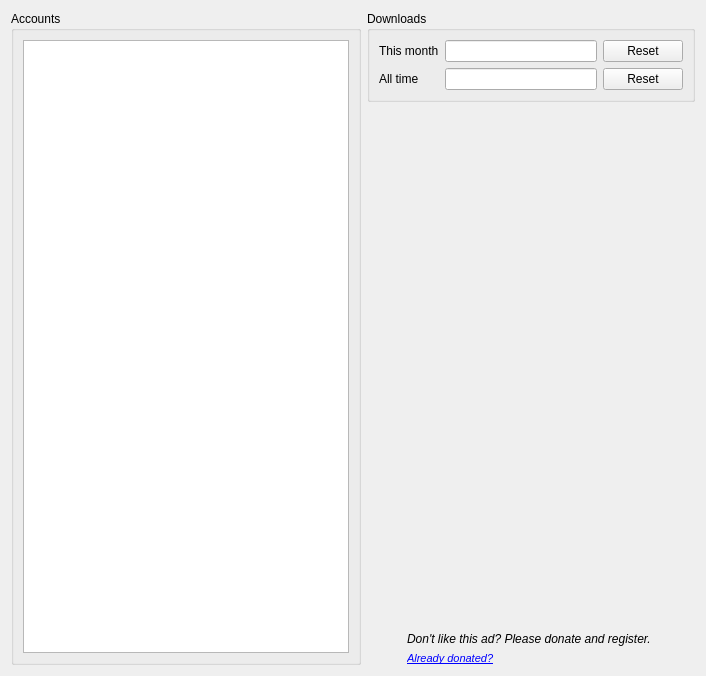
Above: app/gui/accounts.ui from ensisoft/newsflash-plus before the change. Below: the same form after it.
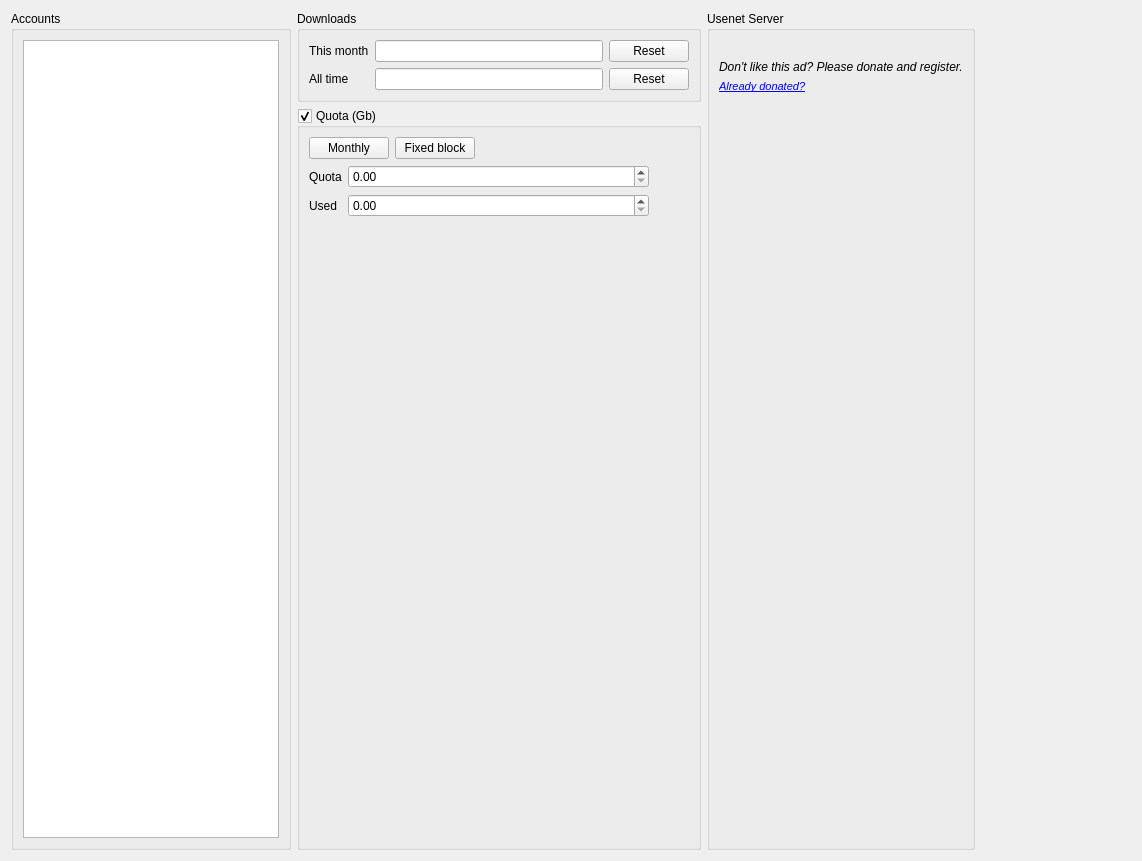
That is the form after the change. Icons and pictures are not drawn. Custom widgets are drawn as their Qt base class.

```diff
--- a/app/gui/accounts.ui
+++ b/app/gui/accounts.ui
@@ -6,8 +6,8 @@
    <rect>
     <x>0</x>
     <y>0</y>
-    <width>706</width>
-    <height>676</height>
+    <width>1142</width>
+    <height>861</height>
    </rect>
   </property>
   <property name="windowTitle">
@@ -51,7 +51,7 @@
      <item>
       <widget class="QGroupBox" name="grpServer">
        <property name="sizePolicy">
-        <sizepolicy hsizetype="Maximum" vsizetype="Preferred">
+        <sizepolicy hsizetype="Preferred" vsizetype="Preferred">
          <horstretch>0</horstretch>
          <verstretch>0</verstretch>
         </sizepolicy>
@@ -123,23 +123,107 @@
       </widget>
      </item>
      <item>
-      <spacer name="verticalSpacer">
-       <property name="orientation">
-        <enum>Qt::Vertical</enum>
+      <widget class="QGroupBox" name="grpQuota">
+       <property name="title">
+        <string>Quota (Gb)</string>
        </property>
-       <property name="sizeHint" stdset="0">
-        <size>
-         <width>20</width>
-         <height>40</height>
-        </size>
+       <property name="checkable">
+        <bool>true</bool>
        </property>
-      </spacer>
-     </item>
-     <item>
       <layout class="QVBoxLayout" name="verticalLayout_2">
        <item>
         <layout class="QHBoxLayout" name="horizontalLayout">
          <item>
+           <widget class="QPushButton" name="btnMonthlyQuota">
+            <property name="text">
+             <string>Monthly</string>
+            </property>
+            <property name="checkable">
+             <bool>true</bool>
+            </property>
+            <property name="autoExclusive">
+             <bool>true</bool>
+            </property>
+            <property name="flat">
+             <bool>false</bool>
+            </property>
+           </widget>
+          </item>
+          <item>
+           <widget class="QPushButton" name="btnFixedQuota">
+            <property name="text">
+             <string>Fixed block</string>
+            </property>
+            <property name="checkable">
+             <bool>true</bool>
+            </property>
+            <property name="autoExclusive">
+             <bool>true</bool>
+            </property>
+           </widget>
+          </item>
+          <item>
+           <spacer name="horizontalSpacer">
+            <property name="orientation">
+             <enum>Qt::Horizontal</enum>
+            </property>
+            <property name="sizeHint" stdset="0">
+             <size>
+              <width>40</width>
+              <height>20</height>
+             </size>
+            </property>
+           </spacer>
+          </item>
+         </layout>
+        </item>
+        <item>
+         <layout class="QHBoxLayout" name="horizontalLayout_3">
+          <item>
+           <layout class="QGridLayout" name="gridLayout_2">
+            <item row="0" column="1">
+             <widget class="QDoubleSpinBox" name="spinAvail">
+              <property name="sizePolicy">
+               <sizepolicy hsizetype="Expanding" vsizetype="Fixed">
+                <horstretch>0</horstretch>
+                <verstretch>0</verstretch>
+               </sizepolicy>
+              </property>
+              <property name="maximum">
+               <double>1000000.000000000000000</double>
+              </property>
+             </widget>
+            </item>
+            <item row="0" column="0">
+             <widget class="QLabel" name="label">
+              <property name="text">
+               <string>Quota</string>
+              </property>
+             </widget>
+            </item>
+            <item row="1" column="1">
+             <widget class="QDoubleSpinBox" name="spinSpent">
+              <property name="sizePolicy">
+               <sizepolicy hsizetype="Expanding" vsizetype="Fixed">
+                <horstretch>0</horstretch>
+                <verstretch>0</verstretch>
+               </sizepolicy>
+              </property>
+              <property name="singleStep">
+               <double>0.250000000000000</double>
+              </property>
+             </widget>
+            </item>
+            <item row="1" column="0">
+             <widget class="QLabel" name="label_2">
+              <property name="text">
+               <string>Used</string>
+              </property>
+             </widget>
+            </item>
+           </layout>
+          </item>
+          <item>
           <spacer name="horizontalSpacer_2">
            <property name="orientation">
             <enum>Qt::Horizontal</enum>
@@ -155,7 +239,89 @@
            </property>
           </spacer>
          </item>
+         </layout>
+        </item>
          <item>
+         <layout class="QHBoxLayout" name="horizontalLayout_4">
+          <item>
+           <spacer name="horizontalSpacer_5">
+            <property name="orientation">
+             <enum>Qt::Horizontal</enum>
+            </property>
+            <property name="sizeHint" stdset="0">
+             <size>
+              <width>40</width>
+              <height>20</height>
+             </size>
+            </property>
+           </spacer>
+          </item>
+          <item>
+           <widget class="PieView" name="pie" native="true">
+            <property name="sizePolicy">
+             <sizepolicy hsizetype="Expanding" vsizetype="Expanding">
+              <horstretch>0</horstretch>
+              <verstretch>0</verstretch>
+             </sizepolicy>
+            </property>
+            <property name="minimumSize">
+             <size>
+              <width>300</width>
+              <height>300</height>
+             </size>
+            </property>
+            <property name="maximumSize">
+             <size>
+              <width>16777215</width>
+              <height>16777215</height>
+             </size>
+            </property>
+           </widget>
+          </item>
+          <item>
+           <spacer name="horizontalSpacer_3">
+            <property name="orientation">
+             <enum>Qt::Horizontal</enum>
+            </property>
+            <property name="sizeHint" stdset="0">
+             <size>
+              <width>40</width>
+              <height>20</height>
+             </size>
+            </property>
+           </spacer>
+          </item>
+         </layout>
+        </item>
+        <item>
+         <spacer name="verticalSpacer">
+          <property name="orientation">
+           <enum>Qt::Vertical</enum>
+          </property>
+          <property name="sizeHint" stdset="0">
+           <size>
+            <width>20</width>
+            <height>40</height>
+           </size>
+          </property>
+         </spacer>
+        </item>
+       </layout>
+      </widget>
+     </item>
+    </layout>
+   </item>
+   <item>
+    <widget class="QGroupBox" name="groupBox_2">
+     <property name="sizePolicy">
+      <sizepolicy hsizetype="Preferred" vsizetype="Preferred">
+       <horstretch>0</horstretch>
+       <verstretch>0</verstretch>
+      </sizepolicy>
+     </property>
+     <property name="title">
+      <string>Usenet Server</string>
+     </property>
           <layout class="QVBoxLayout" name="verticalLayout">
            <item>
             <widget class="QLabel" name="lblMovie">
@@ -207,15 +373,29 @@
              </property>
             </widget>
            </item>
-          </layout>
+      <item>
+       <spacer name="verticalSpacer_2">
+        <property name="orientation">
+         <enum>Qt::Vertical</enum>
+        </property>
+        <property name="sizeHint" stdset="0">
+         <size>
+          <width>20</width>
+          <height>40</height>
+         </size>
+        </property>
+       </spacer>
+      </item>
+     </layout>
+    </widget>
          </item>
          <item>
-          <spacer name="horizontalSpacer">
+    <spacer name="horizontalSpacer_4">
            <property name="orientation">
             <enum>Qt::Horizontal</enum>
            </property>
            <property name="sizeType">
-            <enum>QSizePolicy::Minimum</enum>
+      <enum>QSizePolicy::MinimumExpanding</enum>
            </property>
            <property name="sizeHint" stdset="0">
             <size>
@@ -224,12 +404,6 @@
             </size>
            </property>
           </spacer>
-         </item>
-        </layout>
-       </item>
-      </layout>
-     </item>
-    </layout>
    </item>
   </layout>
   <action name="actionNew">
@@ -272,6 +446,14 @@
    </property>
   </action>
  </widget>
+ <customwidgets>
+  <customwidget>
+   <class>PieView</class>
+   <extends>QWidget</extends>
+   <header>pieview.h</header>
+   <container>1</container>
+  </customwidget>
+ </customwidgets>
  <tabstops>
   <tabstop>listView</tabstop>
   <tabstop>edtMonth</tabstop>
```
Left out of the diff: 42 changed lines with no effect on the pictures. Lines whose indentation alone changed are shown as unchanged.
